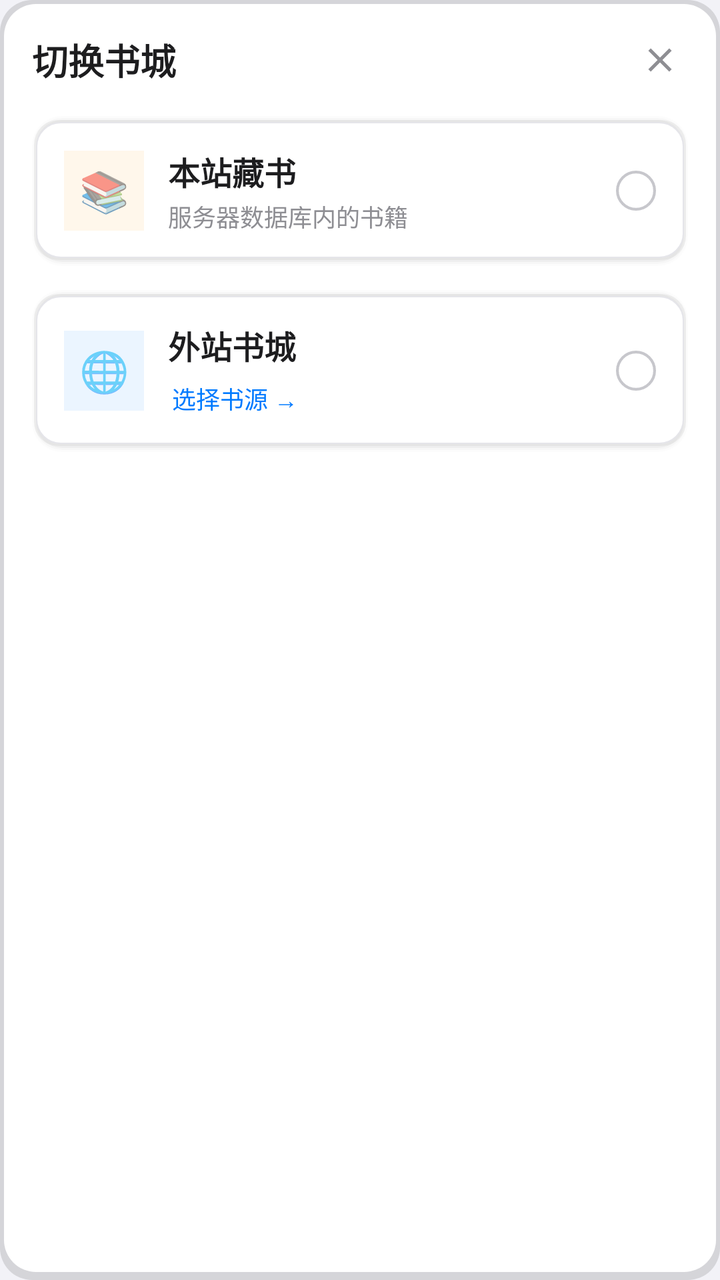
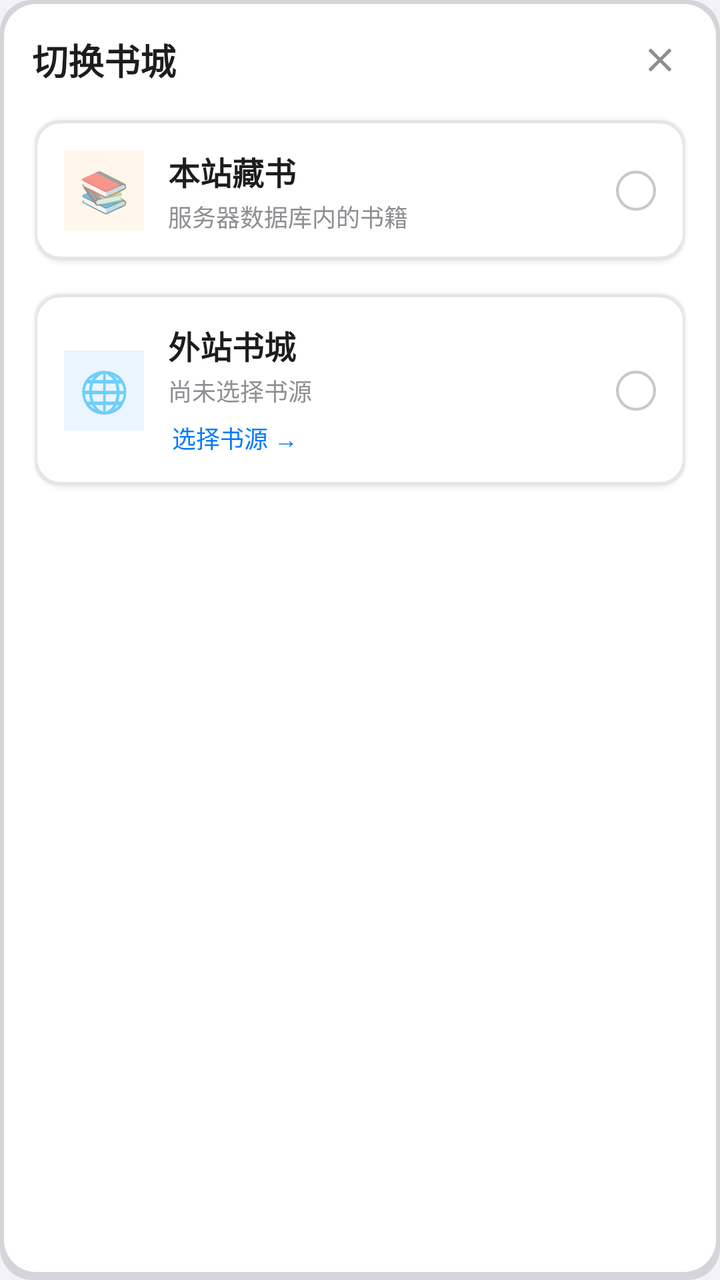

Before-and-after screenshots of an Android layout around one commit, followed by the original layout XML and the change that was made.
<!-- AndroidManifest.xml: application theme Theme.MyApp -->
<!-- res/layout/dialog_bookstore_mode_panel.xml -->
<?xml version="1.0" encoding="utf-8"?>
<LinearLayout xmlns:android="http://schemas.android.com/apk/res/android"
    android:layout_width="match_parent"
    android:layout_height="wrap_content"
    android:orientation="vertical"
    android:background="@drawable/bg_dialog_rounded"
    android:padding="16dp">

    
    <LinearLayout
        android:layout_width="match_parent"
        android:layout_height="wrap_content"
        android:orientation="horizontal"
        android:gravity="center_vertical"
        android:layout_marginBottom="14dp">

        <TextView
            android:layout_width="0dp"
            android:layout_height="wrap_content"
            android:layout_weight="1"
            android:text="切换书城"
            android:textSize="18sp"
            android:textStyle="bold"
            android:textColor="?attr/appTextPrimary"/>

        <ImageView
            android:id="@+id/iv_close"
            android:layout_width="28dp"
            android:layout_height="28dp"
            android:src="@drawable/ic_close_grey"
            android:contentDescription="@null"
            android:padding="4dp"/>
    </LinearLayout>

    
    <LinearLayout
        android:id="@+id/opt_local"
        android:layout_width="match_parent"
        android:layout_height="wrap_content"
        android:orientation="vertical"
        android:padding="16dp"
        android:layout_marginBottom="12dp"
        android:background="@drawable/bg_option_card"
        android:clickable="true"
        android:focusable="true">

        <LinearLayout
            android:layout_width="match_parent"
            android:layout_height="wrap_content"
            android:orientation="horizontal"
            android:gravity="center_vertical">

            <TextView
                android:layout_width="40dp"
                android:layout_height="40dp"
                android:background="@color/tile_warm_tint"
                android:gravity="center"
                android:text="📚"
                android:textSize="20sp"/>

            <LinearLayout
                android:layout_width="0dp"
                android:layout_height="wrap_content"
                android:layout_weight="1"
                android:layout_marginStart="12dp"
                android:orientation="vertical">

                <TextView
                    android:layout_width="wrap_content"
                    android:layout_height="wrap_content"
                    android:text="本站藏书"
                    android:textSize="16sp"
                    android:textStyle="bold"
                    android:textColor="?attr/appTextPrimary"/>

                <TextView
                    android:layout_width="wrap_content"
                    android:layout_height="wrap_content"
                    android:text="服务器数据库内的书籍"
                    android:textSize="12sp"
                    android:textColor="?attr/appTextSecondary"
                    android:layout_marginTop="2dp"/>
            </LinearLayout>

            <ImageView
                android:id="@+id/iv_radio_local"
                android:layout_width="20dp"
                android:layout_height="20dp"
                android:src="@drawable/ic_checkbox_unchecked"/>
        </LinearLayout>
    </LinearLayout>

    
    <LinearLayout
        android:id="@+id/opt_external"
        android:layout_width="match_parent"
        android:layout_height="wrap_content"
        android:orientation="vertical"
        android:padding="16dp"
        android:background="@drawable/bg_option_card"
        android:clickable="true"
        android:focusable="true">

        <LinearLayout
            android:layout_width="match_parent"
            android:layout_height="wrap_content"
            android:orientation="horizontal"
            android:gravity="center_vertical">

            <TextView
                android:layout_width="40dp"
                android:layout_height="40dp"
                android:background="@color/tile_cool_tint"
                android:gravity="center"
                android:text="🌐"
                android:textSize="20sp"/>

            <LinearLayout
                android:layout_width="0dp"
                android:layout_height="wrap_content"
                android:layout_weight="1"
                android:layout_marginStart="12dp"
                android:orientation="vertical">

                <TextView
                    android:layout_width="wrap_content"
                    android:layout_height="wrap_content"
                    android:text="外站书城"
                    android:textSize="16sp"
                    android:textStyle="bold"
                    android:textColor="?attr/appTextPrimary"/>

                
                <TextView
                    android:id="@+id/tv_select_source"
                    android:layout_width="wrap_content"
                    android:layout_height="wrap_content"
                    android:text="选择书源 →"
                    android:textSize="12sp"
                    android:textColor="?attr/appAccent"
                    android:layout_marginTop="4dp"
                    android:background="?attr/selectableItemBackground"
                    android:paddingHorizontal="2dp"
                    android:paddingVertical="2dp"/>
            </LinearLayout>

            <ImageView
                android:id="@+id/iv_radio_external"
                android:layout_width="20dp"
                android:layout_height="20dp"
                android:src="@drawable/ic_checkbox_unchecked"/>
        </LinearLayout>
    </LinearLayout>
</LinearLayout>
<!-- resources referenced by this layout -->
<resources>
  <style name="Theme.MyApp.Base" parent="Theme.MaterialComponents.DayNight.NoActionBar">
          
          <item name="colorPrimary">@color/ios_blue</item>
          <item name="colorPrimaryVariant">@color/ios_blue</item>
          <item name="colorOnPrimary">@color/white</item>
          <item name="colorSecondary">@color/ios_blue</item>
          <item name="colorSecondaryVariant">@color/ios_blue</item>
          <item name="colorOnSecondary">@color/white</item>
          
          <item name="actionBarTheme">@style/ThemeOverlay.MyApp.ActionBar</item>
          <item name="android:actionBarTheme">@style/ThemeOverlay.MyApp.ActionBar</item>
          
          <item name="android:statusBarColor">?attr/appSurface</item>
          <item name="android:windowLightStatusBar">true</item>
          <item name="android:windowBackground">?attr/appPageBg</item>
          <item name="android:navigationBarColor">?attr/appPageBg</item>
          <item name="android:windowLightNavigationBar">true</item>
          
          <item name="shapeAppearanceSmallComponent">@style/ShapeAppearance.iOS.Small</item>
          <item name="shapeAppearanceMediumComponent">@style/ShapeAppearance.iOS.Medium</item>
          <item name="shapeAppearanceLargeComponent">@style/ShapeAppearance.iOS.Large</item>
          
          <item name="materialButtonStyle">@style/Widget.MyApp.Button.iOS</item>
          
          <item name="materialCardViewStyle">@style/Widget.MyApp.CardView.iOS</item>
          
          <item name="navBg">@color/ios_tab_bar</item>
          <item name="navSelectedColor">@color/ios_blue</item>
          <item name="navUnselectedColor">@color/ios_text_tertiary</item>
          <item name="navRipple">@color/ios_separator</item>
          <item name="navTextSelectedColor">@color/ios_blue</item>
          <item name="navTextUnselectedColor">@color/ios_text_tertiary</item>
          
          <item name="appPageBg">@color/ios_bg_grouped</item>
          <item name="appSurface">@color/ios_bg</item>
          <item name="appCard">@color/ios_card_bg</item>
          <item name="appCardSoft">@color/chip_bg</item>
          <item name="appTextPrimary">@color/ios_text_primary</item>
          <item name="appTextSecondary">@color/ios_text_secondary</item>
          <item name="appTextTertiary">@color/ios_text_tertiary</item>
          <item name="appSeparator">@color/ios_separator</item>
          <item name="appAccent">@color/ios_blue</item>
          <item name="appOnAccent">@color/white</item>
          <item name="appNavBg">@color/ios_tab_bar</item>
          <item name="appSegTrack">@color/seg_track_bg</item>
          <item name="appSegThumb">@color/seg_thumb_bg</item>
          <item name="appSegText">@color/seg_text_selected</item>
          <item name="appBandTop">#FF2E8FFF</item>
          <item name="appBandCenter">@color/ios_blue</item>
          <item name="appBandBottom">#FF0062D6</item>
          <item name="appAccentTint">#1F007AFF</item>
          <item name="appAccentTintStrong">#33007AFF</item>
          <item name="appAccentStroke">@color/ios_accent_stroke</item>
          <item name="appNavPillTop">#FF5BB0FF</item>
          <item name="appNavPillCenter">#FF007AFF</item>
          <item name="appNavPillBottom">#FF0062D6</item>
          
          <item name="appCardBottom">@color/ios_card_bg</item>
          <item name="appTextStrong">@color/ios_text_primary</item>
          <item name="appOrnament">@color/ios_separator_opaque</item>
          <item name="appOrnamentFaint">@color/ios_ornament_faint</item>
          <item name="appAccentTop">@color/ios_blue</item>
          <item name="appAccentBottom">@color/ios_blue</item>
          <item name="appDangerTop">@color/ios_danger_btn</item>
          <item name="appDangerBottom">@color/ios_danger_btn</item>
          <item name="appGhostBg">@color/chip_bg</item>
          <item name="appFieldBg">@color/chip_bg</item>
          <item name="appFieldStroke">@color/ios_field_stroke</item>
          <item name="appInsetBg">@color/chip_bg</item>
      </style>
  <!-- unchanged entries left out for length: 33 -->
</resources>

<!-- the commit's change to res/layout/dialog_bookstore_mode_panel.xml (unified diff, before → after) -->
@@ -129,6 +129,35 @@
                     android:textSize="16sp"
                     android:textStyle="bold"
                     android:textColor="?attr/appTextPrimary"/>
+
+                
+                <LinearLayout
+                    android:layout_width="wrap_content"
+                    android:layout_height="wrap_content"
+                    android:orientation="horizontal"
+                    android:gravity="center_vertical"
+                    android:layout_marginTop="2dp">
+
+                    <TextView
+                        android:id="@+id/tv_source_state"
+                        android:layout_width="wrap_content"
+                        android:layout_height="wrap_content"
+                        android:text="尚未选择书源"
+                        android:textSize="12sp"
+                        android:textColor="?attr/appTextSecondary"/>
+
+                    <TextView
+                        android:id="@+id/tv_source_state_type"
+                        android:layout_width="wrap_content"
+                        android:layout_height="wrap_content"
+                        android:layout_marginStart="6dp"
+                        android:background="@drawable/bg_source_tag"
+                        android:paddingHorizontal="5dp"
+                        android:paddingVertical="1dp"
+                        android:textSize="10sp"
+                        android:textColor="?attr/appTextTertiary"
+                        android:visibility="gone"/>
+                </LinearLayout>
 
                 
                 <TextView
@@ -151,4 +180,37 @@
                 android:src="@drawable/ic_checkbox_unchecked"/>
         </LinearLayout>
     </LinearLayout>
+
+    
+    <LinearLayout
+        android:id="@+id/ll_source_hint"
+        android:layout_width="match_parent"
+        android:layout_height="wrap_content"
+        android:orientation="horizontal"
+        android:gravity="center_vertical"
+        android:background="@drawable/bg_danger_hint_strip"
+        android:paddingHorizontal="11dp"
+        android:paddingVertical="9dp"
+        android:layout_marginTop="10dp"
+        android:visibility="gone">
+
+        <TextView
+            android:layout_width="17dp"
+            android:layout_height="17dp"
+            android:background="@drawable/bg_danger_dot"
+            android:gravity="center"
+            android:text="!"
+            android:textSize="12sp"
+            android:textStyle="bold"
+            android:textColor="?attr/appOnAccent"/>
+
+        <TextView
+            android:layout_width="0dp"
+            android:layout_height="wrap_content"
+            android:layout_weight="1"
+            android:layout_marginStart="8dp"
+            android:text="请先选择一个外站书源"
+            android:textSize="12sp"
+            android:textColor="?attr/appTextPrimary"/>
+    </LinearLayout>
 </LinearLayout>
<!-- resource entries referenced after the edit -->
@@ -1,5 +1,30 @@
 <!-- resources referenced by this layout -->
 <resources>
+  <!-- drawable bg_danger_dot (drawable) -->
+  <?xml version="1.0" encoding="utf-8"?>
+  <shape xmlns:android="http://schemas.android.com/apk/res/android"
+      android:shape="oval">
+      <solid android:color="?attr/appDangerTop" />
+  </shape>
+  <!-- drawable bg_danger_hint_strip (drawable) -->
+  <?xml version="1.0" encoding="utf-8"?>
+  <shape xmlns:android="http://schemas.android.com/apk/res/android"
+      android:shape="rectangle">
+      <solid android:color="?attr/appDangerTint" />
+      <corners android:radius="10dp" />
+      <stroke
+          android:width="1dp"
+          android:color="?attr/appDangerStroke" />
+  </shape>
+  <!-- drawable bg_source_tag (drawable) -->
+  <?xml version="1.0" encoding="utf-8"?>
+  <shape xmlns:android="http://schemas.android.com/apk/res/android"
+      android:shape="rectangle">
+      <corners android:radius="5dp" />
+      <stroke
+          android:width="0.5dp"
+          android:color="?attr/appSeparator" />
+  </shape>
   <style name="Theme.MyApp.Base" parent="Theme.MaterialComponents.DayNight.NoActionBar">
           
           <item name="colorPrimary">@color/ios_blue</item>
@@ -65,11 +90,15 @@
           <item name="appAccentBottom">@color/ios_blue</item>
           <item name="appDangerTop">@color/ios_danger_btn</item>
           <item name="appDangerBottom">@color/ios_danger_btn</item>
+          <item name="appDangerTint">@color/ios_danger_tint</item>
+          <item name="appDangerStroke">@color/ios_danger_stroke</item>
           <item name="appGhostBg">@color/chip_bg</item>
           <item name="appFieldBg">@color/chip_bg</item>
           <item name="appFieldStroke">@color/ios_field_stroke</item>
           <item name="appInsetBg">@color/chip_bg</item>
       </style>
+  <color name="ios_danger_tint">#1FCC4436</color>
+  <color name="ios_danger_stroke">#57CC4436</color>
   <!-- unchanged entries left out for length: 33 -->
 </resources>
 
